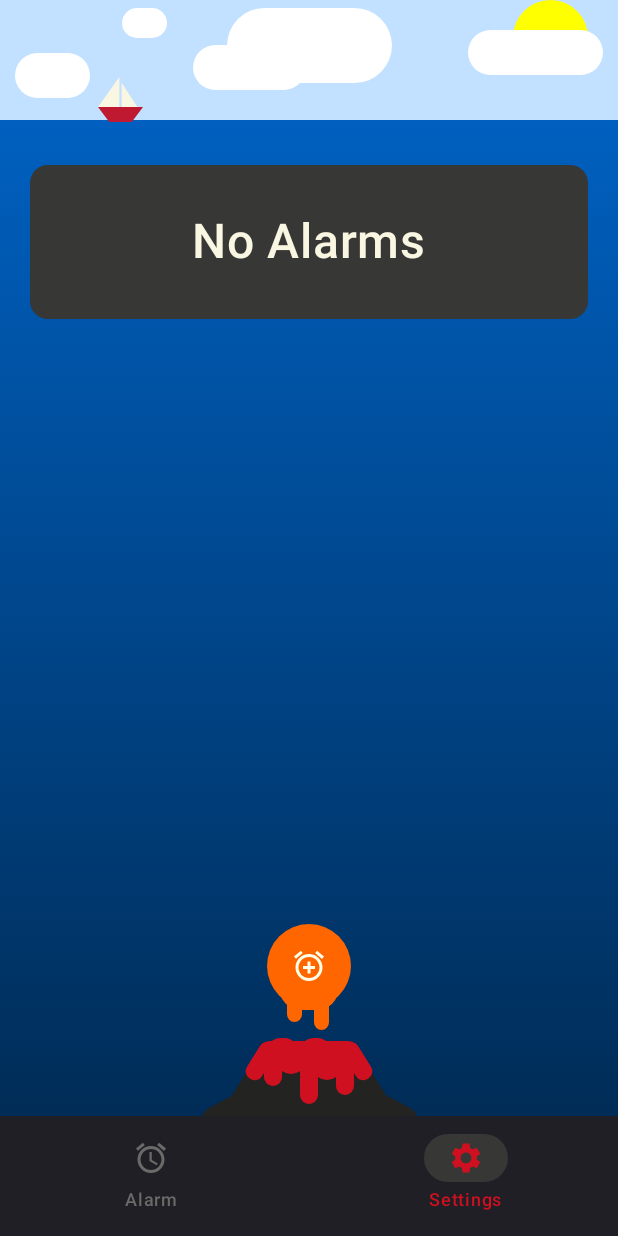
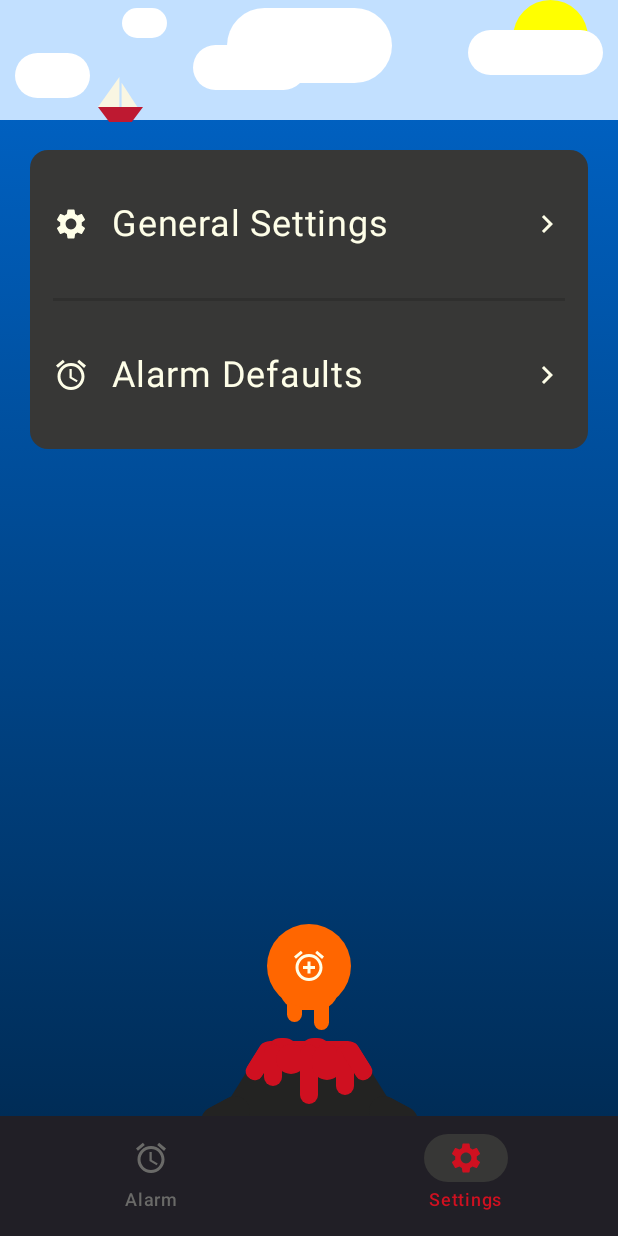
Before and after one commit to Joe-Beaulieu-Dev/maritime-alarm, an Android app built with Jetpack Compose: the screen it shows after launch (AlarmListActivity), item 2 of the bottom bar chosen, on a phone screen of 412 x 824 dp. Run offline under Robolectric (Android 15) with nearby library versions, the phone set to English and light mode, and no system bars; our stand-ins replace Room's generated code.

Commit message:
Add Settings Screen skeleton. Homogenize screen-level modifiers. Refactor navigation code.

```diff
--- a/app/src/main/java/com/example/alarmscratch/ui/alarmlist/composable/AlarmListScreen.kt
+++ b/app/src/main/java/com/example/alarmscratch/ui/alarmlist/composable/AlarmListScreen.kt
@@ -1,6 +1,7 @@
 package com.example.alarmscratch.ui.alarmlist.composable
 
-import androidx.compose.foundation.layout.fillMaxSize
+import androidx.compose.foundation.layout.Arrangement
+import androidx.compose.foundation.layout.padding
 import androidx.compose.foundation.lazy.LazyColumn
 import androidx.compose.foundation.lazy.items
 import androidx.compose.runtime.Composable
@@ -9,6 +10,7 @@ import androidx.compose.runtime.getValue
 import androidx.compose.runtime.rememberCoroutineScope
 import androidx.compose.ui.Modifier
 import androidx.compose.ui.tooling.preview.Preview
+import androidx.compose.ui.unit.dp
 import androidx.lifecycle.viewmodel.compose.viewModel
 import com.example.alarmscratch.data.model.Alarm
 import com.example.alarmscratch.data.repository.AlarmListState
@@ -19,9 +21,13 @@ import kotlinx.coroutines.launch
 
 @Composable
 fun AlarmListScreen(
+    modifier: Modifier = Modifier,
     alarmListViewModel: AlarmListViewModel = viewModel(factory = AlarmListViewModel.Factory)
 ) {
+    // State
     val alarmListState by alarmListViewModel.alarmList.collectAsState()
+
+    // Actions
     val coroutineScope = rememberCoroutineScope()
     val onAlarmToggled: (Alarm) -> Unit = { alarm ->
         coroutineScope.launch { alarmListViewModel.updateAlarm(alarm) }
@@ -35,7 +41,7 @@ fun AlarmListScreen(
         alarmListState = alarmListState,
         onAlarmToggled = onAlarmToggled,
         onAlarmDeleted = onAlarmDeleted,
-        modifier = Modifier.fillMaxSize()
+        modifier = modifier
     )
 }
 
@@ -48,6 +54,7 @@ fun AlarmListScreenContent(
 ) {
     // Alarm List
     LazyColumn(
+        verticalArrangement = Arrangement.spacedBy(20.dp),
         modifier = modifier
     ) {
         when (alarmListState) {
@@ -92,7 +99,8 @@ private fun AlarmListScreenPreview() {
         AlarmListScreenContent(
             alarmListState = AlarmListState.Success(alarmList = alarmSampleDataHardCodedIds),
             onAlarmToggled = {},
-            onAlarmDeleted = {}
+            onAlarmDeleted = {},
+            modifier = Modifier.padding(20.dp)
         )
     }
 }
@@ -107,7 +115,8 @@ private fun AlarmListScreenNoAlarmsPreview() {
         AlarmListScreenContent(
             alarmListState = AlarmListState.Success(emptyList()),
             onAlarmToggled = {},
-            onAlarmDeleted = {}
+            onAlarmDeleted = {},
+            modifier = Modifier.padding(20.dp)
         )
     }
 }
--- a/app/src/main/java/com/example/alarmscratch/ui/alarmlist/composable/SkylineHeader.kt
+++ b/app/src/main/java/com/example/alarmscratch/ui/alarmlist/composable/SkylineHeader.kt
@@ -104,6 +104,7 @@ fun SkylineHeader(
                     modifier = Modifier.align(Alignment.Center)
                 ) {
                     if (currentScreen == Destination.AlarmList && alarmListState is AlarmListState.Success) {
+                        // TODO: Change Icon to Icons.Default.AlarmOff if there's no Active Alarms
                         // Alarm Icon
                         Icon(
                             imageVector = Icons.Default.Alarm,
--- a/app/src/main/java/com/example/alarmscratch/ui/navigation/AlarmNavHost.kt
+++ b/app/src/main/java/com/example/alarmscratch/ui/navigation/AlarmNavHost.kt
@@ -6,19 +6,28 @@ import androidx.navigation.NavHostController
 import androidx.navigation.compose.NavHost
 import androidx.navigation.compose.composable
 import com.example.alarmscratch.ui.alarmlist.composable.AlarmListScreen
+import com.example.alarmscratch.ui.settings.SettingsScreen
 
 @Composable
 fun AlarmNavHost(
-    navController: NavHostController,
+    navHostController: NavHostController,
     modifier: Modifier = Modifier
 ) {
     NavHost(
-        navController = navController,
+        navController = navHostController,
         startDestination = Destination.AlarmList.route,
         modifier = modifier
     ) {
         composable(route = Destination.AlarmList.route) {
             AlarmListScreen()
         }
+        composable(route = Destination.Settings.route) {
+            SettingsScreen()
+        }
     }
 }
+
+fun NavHostController.navigateSingleTop(route: String) =
+    navigate(route) {
+        launchSingleTop = true
+    }
--- a/app/src/main/java/com/example/alarmscratch/ui/navigation/NavigableScreen.kt
+++ b/app/src/main/java/com/example/alarmscratch/ui/navigation/NavigableScreen.kt
@@ -11,10 +11,7 @@ import androidx.compose.material3.Surface
 import androidx.compose.runtime.Composable
 import androidx.compose.runtime.collectAsState
 import androidx.compose.runtime.getValue
-import androidx.compose.runtime.mutableStateOf
 import androidx.compose.runtime.rememberCoroutineScope
-import androidx.compose.runtime.saveable.rememberSaveable
-import androidx.compose.runtime.setValue
 import androidx.compose.ui.Alignment
 import androidx.compose.ui.Modifier
 import androidx.compose.ui.graphics.Brush
@@ -22,7 +19,7 @@ import androidx.compose.ui.graphics.Color
 import androidx.compose.ui.tooling.preview.Preview
 import androidx.compose.ui.unit.dp
 import androidx.lifecycle.viewmodel.compose.viewModel
-import androidx.navigation.NavController
+import androidx.navigation.NavHostController
 import androidx.navigation.compose.currentBackStackEntryAsState
 import androidx.navigation.compose.rememberNavController
 import com.example.alarmscratch.data.model.Alarm
@@ -32,6 +29,7 @@ import com.example.alarmscratch.ui.alarmlist.composable.LavaFloatingActionButton
 import com.example.alarmscratch.ui.alarmlist.composable.SkylineHeader
 import com.example.alarmscratch.ui.alarmlist.composable.VolcanoNavigationBar
 import com.example.alarmscratch.ui.alarmlist.preview.alarmSampleDataHardCodedIds
+import com.example.alarmscratch.ui.settings.SettingsScreen
 import com.example.alarmscratch.ui.theme.AlarmScratchTheme
 import com.example.alarmscratch.ui.theme.BottomOceanBlue
 import com.example.alarmscratch.ui.theme.TopOceanBlue
@@ -41,8 +39,10 @@ import kotlinx.coroutines.launch
 fun NavigableScreen(
     navigableScreenViewModel: NavigableScreenViewModel = viewModel(factory = NavigableScreenViewModel.Factory)
 ) {
-    // Alarms
+    // State
     val alarmListState by navigableScreenViewModel.alarmList.collectAsState()
+
+    // Actions
     val coroutineScope = rememberCoroutineScope()
     // TODO: Temp inserting alarm here for now just for quick testing before the actual alarm creation screen is implemented
     val tempOnFabClicked: (Alarm) -> Unit = { alarm ->
@@ -50,38 +50,34 @@ fun NavigableScreen(
     }
 
     // Navigation
-    val navController = rememberNavController()
+    val navHostController = rememberNavController()
 
     // Navigable Screen wrapping an Internal Screen
     NavigableScreenContent(
-        navController = navController,
+        navHostController = navHostController,
         alarmListState = alarmListState,
         onFabClicked = tempOnFabClicked
     ) {
         // Nested Internal Screen
         AlarmNavHost(
-            navController = navController,
-            modifier = Modifier.fillMaxSize()
+            navHostController = navHostController,
+            modifier = Modifier.padding(20.dp)
         )
     }
 }
 
 @Composable
 fun NavigableScreenContent(
-    navController: NavController,
+    navHostController: NavHostController,
     alarmListState: AlarmListState,
     onFabClicked: (Alarm) -> Unit,
     internalScreen: @Composable () -> Unit
 ) {
     // Navigation
-    val currentBackStackEntry by navController.currentBackStackEntryAsState()
-    var selectedDestination by rememberSaveable(stateSaver = Destination.Saver) {
-        mutableStateOf(
-            value = Destination.ALL_DESTINATIONS.find { destination ->
-                destination.route == currentBackStackEntry?.destination?.route
-            } ?: Destination.AlarmList
-        )
-    }
+    val currentBackStackEntry by navHostController.currentBackStackEntryAsState()
+    val selectedDestination = Destination.ALL_DESTINATIONS.find { destination ->
+        destination.route == currentBackStackEntry?.destination?.route
+    } ?: Destination.AlarmList
 
     Surface(
         color = Color.Transparent,
@@ -108,11 +104,7 @@ fun NavigableScreenContent(
             )
 
             // Internal Screen
-            Box(
-                modifier = Modifier
-                    .padding(top = 20.dp)
-                    .weight(1f)
-            ) {
+            Box(modifier = Modifier.weight(1f)) {
                 // Extracted this for Previews since they don't work with ViewModels
                 internalScreen()
             }
@@ -126,29 +118,65 @@ fun NavigableScreenContent(
             // Navigation Bar
             VolcanoNavigationBar(
                 selectedDestination = selectedDestination.route,
-                onDestinationChange = { newDestination: Destination -> selectedDestination = newDestination },
+                onDestinationChange = { navHostController.navigateSingleTop(it.route) },
                 modifier = Modifier.fillMaxWidth()
             )
         }
     }
 }
 
-@Preview(showBackground = true)
+@Preview
 @Composable
 private fun NavigableScreenAlarmListPreview() {
     AlarmScratchTheme {
         val alarmList = AlarmListState.Success(alarmList = alarmSampleDataHardCodedIds)
 
         NavigableScreenContent(
-            navController = rememberNavController(),
+            navHostController = rememberNavController(),
             alarmListState = alarmList,
             onFabClicked = {}
         ) {
             AlarmListScreenContent(
                 alarmListState = alarmList,
                 onAlarmToggled = {},
-                onAlarmDeleted = {}
+                onAlarmDeleted = {},
+                modifier = Modifier.padding(20.dp)
             )
         }
     }
 }
+
+@Preview
+@Composable
+private fun NavigableScreenAlarmListNoAlarmsPreview() {
+    AlarmScratchTheme {
+        val alarmList = AlarmListState.Success(alarmList = emptyList())
+
+        NavigableScreenContent(
+            navHostController = rememberNavController(),
+            alarmListState = alarmList,
+            onFabClicked = {}
+        ) {
+            AlarmListScreenContent(
+                alarmListState = alarmList,
+                onAlarmToggled = {},
+                onAlarmDeleted = {},
+                modifier = Modifier.padding(20.dp)
+            )
+        }
+    }
+}
+
+@Preview
+@Composable
+private fun NavigableScreenSettingsPreview() {
+    AlarmScratchTheme {
+        NavigableScreenContent(
+            navHostController = rememberNavController(),
+            alarmListState = AlarmListState.Success(alarmList = alarmSampleDataHardCodedIds),
+            onFabClicked = {}
+        ) {
+            SettingsScreen(modifier = Modifier.padding(20.dp))
+        }
+    }
+}
--- /dev/null
+++ b/app/src/main/java/com/example/alarmscratch/ui/settings/SettingsScreen.kt
@@ -0,0 +1,113 @@
+package com.example.alarmscratch.ui.settings
+
+import androidx.annotation.StringRes
+import androidx.compose.foundation.clickable
+import androidx.compose.foundation.layout.Arrangement
+import androidx.compose.foundation.layout.Row
+import androidx.compose.foundation.layout.fillMaxWidth
+import androidx.compose.foundation.layout.padding
+import androidx.compose.foundation.lazy.LazyColumn
+import androidx.compose.material.icons.Icons
+import androidx.compose.material.icons.filled.Alarm
+import androidx.compose.material.icons.filled.ChevronRight
+import androidx.compose.material.icons.filled.Settings
+import androidx.compose.material3.Card
+import androidx.compose.material3.CardDefaults
+import androidx.compose.material3.HorizontalDivider
+import androidx.compose.material3.Icon
+import androidx.compose.material3.MaterialTheme
+import androidx.compose.material3.Text
+import androidx.compose.runtime.Composable
+import androidx.compose.ui.Alignment
+import androidx.compose.ui.Modifier
+import androidx.compose.ui.graphics.vector.ImageVector
+import androidx.compose.ui.res.stringResource
+import androidx.compose.ui.tooling.preview.Preview
+import androidx.compose.ui.unit.dp
+import androidx.compose.ui.unit.sp
+import com.example.alarmscratch.R
+import com.example.alarmscratch.ui.theme.AlarmScratchTheme
+import com.example.alarmscratch.ui.theme.MediumVolcanicRock
+
+@Composable
+fun SettingsScreen(
+    modifier: Modifier = Modifier
+) {
+    Card(
+        colors = CardDefaults.cardColors(
+            containerColor = MaterialTheme.colorScheme.surfaceVariant
+        ),
+        modifier = modifier
+    ) {
+        LazyColumn {
+            item {
+                SettingsComponent(icon = Icons.Default.Settings, nameRes = R.string.settings_general)
+            }
+            item {
+                HorizontalDivider(
+                    thickness = 2.dp,
+                    color = MediumVolcanicRock,
+                    modifier = Modifier.padding(horizontal = 15.dp)
+                )
+            }
+            item {
+                SettingsComponent(icon = Icons.Default.Alarm, nameRes = R.string.settings_alarm_defaults)
+            }
+        }
+    }
+}
+
+@Composable
+fun SettingsComponent(
+    icon: ImageVector,
+    @StringRes
+    nameRes: Int,
+    modifier: Modifier = Modifier
+) {
+    Row(
+        verticalAlignment = Alignment.CenterVertically,
+        horizontalArrangement = Arrangement.SpaceBetween,
+        modifier = modifier
+            .fillMaxWidth()
+            .clickable { }
+    ) {
+        Row(
+            verticalAlignment = Alignment.CenterVertically,
+            modifier = Modifier.padding(start = 15.dp, top = 35.dp, bottom = 35.dp)
+        ) {
+            Icon(imageVector = icon, contentDescription = null)
+            Text(
+                text = stringResource(id = nameRes),
+                fontSize = 24.sp,
+                modifier = Modifier.padding(start = 15.dp)
+            )
+        }
+        Icon(
+            imageVector = Icons.Default.ChevronRight,
+            contentDescription = null,
+            modifier = Modifier.padding(end = 15.dp)
+        )
+    }
+}
+
+@Preview(
+    showBackground = true,
+    backgroundColor = 0xFF0066CC
+)
+@Composable
+private fun SettingsScreenPreview() {
+    AlarmScratchTheme {
+        SettingsScreen(modifier = Modifier.padding(10.dp))
+    }
+}
+
+@Preview(
+    showBackground = true,
+    backgroundColor = 0xFF373736
+)
+@Composable
+private fun SettingsComponentPreview() {
+    AlarmScratchTheme {
+        SettingsComponent(icon = Icons.Default.Alarm, nameRes = R.string.settings_alarm_defaults)
+    }
+}
--- a/app/src/main/res/values/strings.xml
+++ b/app/src/main/res/values/strings.xml
@@ -1,28 +1,42 @@
 <resources>
+    <!-- General -->
     <string name="app_name">AlarmScratch</string>
-
-    <!-- General -->
     <string name="error">Error</string>
 
-    <!-- Navigation -->
-    <string name="nav_alarm">Alarm</string>
-    <string name="nav_settings">Settings</string>
-
+    <!--
+        *********************
+        ** NavigableScreen **
+        *********************
+    -->
     <!-- SkylineHeader -->
     <string name="day_abbreviation">d</string>
     <string name="hour_abbreviation">h</string>
     <string name="minute_abbreviation">m</string>
     <string name="no_active_alarms">No Active Alarms</string>
+    <!-- VolcanoNavigationBar -->
+    <string name="nav_alarm">Alarm</string>
+    <string name="nav_settings">Settings</string>
 
+    <!--
+        *********************
+        ** AlarmListScreen **
+        *********************
+    -->
     <!-- AlarmCard -->
     <string name="date_today">Today</string>
     <string name="date_tomorrow">Tomorrow</string>
     <string name="time_am">AM</string>
     <string name="time_pm">PM</string>
-
     <!-- AlarmCardMenu -->
     <string name="menu_delete">Delete</string>
-
     <!-- NoAlarmsCard -->
     <string name="no_alarms">No Alarms</string>
+
+    <!--
+        ********************
+        ** SettingsScreen **
+        ********************
+    -->
+    <string name="settings_general">General Settings</string>
+    <string name="settings_alarm_defaults">Alarm Defaults</string>
 </resources>
```
Also changed, not shown: app/src/main/java/com/example/alarmscratch/ui/alarmlist/composable/AlarmCard.kt (+19 -21 lines).
